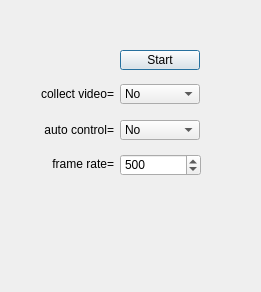
AllenNeuralDynamics/dynamic-foraging-task, file src/foraging_gui/Camera.ui: the form before one commit.
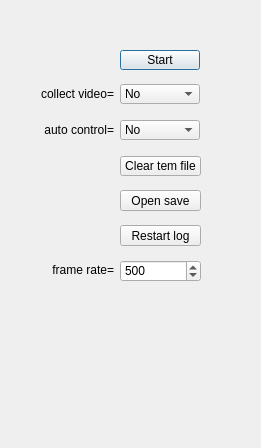
The form after the commit.

Commit message: Finish of camera control

```diff
--- a/src/foraging_gui/Camera.ui
+++ b/src/foraging_gui/Camera.ui
@@ -7,7 +7,7 @@
     <x>0</x>
     <y>0</y>
     <width>261</width>
-    <height>292</height>
+    <height>448</height>
    </rect>
   </property>
   <property name="windowTitle">
@@ -17,7 +17,7 @@
    <property name="geometry">
     <rect>
      <x>23</x>
-     <y>154</y>
+     <y>260</y>
      <width>91</width>
      <height>20</height>
     </rect>
@@ -172,7 +172,7 @@
    <property name="geometry">
     <rect>
      <x>120</x>
-     <y>154</y>
+     <y>260</y>
      <width>81</width>
      <height>22</height>
     </rect>
@@ -200,7 +200,7 @@
    <property name="geometry">
     <rect>
      <x>50</x>
-     <y>210</y>
+     <y>360</y>
      <width>171</width>
      <height>51</height>
     </rect>
@@ -224,6 +224,156 @@
     <set>Qt::AlignLeading|Qt::AlignLeft|Qt::AlignVCenter</set>
    </property>
   </widget>
+  <widget class="QPushButton" name="ClearTemporaryVideo">
+   <property name="geometry">
+    <rect>
+     <x>120</x>
+     <y>156</y>
+     <width>81</width>
+     <height>20</height>
+    </rect>
+   </property>
+   <property name="sizePolicy">
+    <sizepolicy hsizetype="Expanding" vsizetype="Expanding">
+     <horstretch>0</horstretch>
+     <verstretch>0</verstretch>
+    </sizepolicy>
+   </property>
+   <property name="text">
+    <string>Clear tem file</string>
+   </property>
+   <property name="checkable">
+    <bool>false</bool>
+   </property>
+  </widget>
+  <widget class="QLabel" name="WarningLabelCameraOn">
+   <property name="geometry">
+    <rect>
+     <x>50</x>
+     <y>370</y>
+     <width>171</width>
+     <height>51</height>
+    </rect>
+   </property>
+   <property name="sizePolicy">
+    <sizepolicy hsizetype="Expanding" vsizetype="Expanding">
+     <horstretch>0</horstretch>
+     <verstretch>0</verstretch>
+    </sizepolicy>
+   </property>
+   <property name="text">
+    <string/>
+   </property>
+   <property name="textFormat">
+    <enum>Qt::AutoText</enum>
+   </property>
+   <property name="scaledContents">
+    <bool>false</bool>
+   </property>
+   <property name="alignment">
+    <set>Qt::AlignCenter</set>
+   </property>
+  </widget>
+  <widget class="QPushButton" name="OpenSaveFolder">
+   <property name="geometry">
+    <rect>
+     <x>120</x>
+     <y>190</y>
+     <width>81</width>
+     <height>21</height>
+    </rect>
+   </property>
+   <property name="sizePolicy">
+    <sizepolicy hsizetype="Expanding" vsizetype="Expanding">
+     <horstretch>0</horstretch>
+     <verstretch>0</verstretch>
+    </sizepolicy>
+   </property>
+   <property name="text">
+    <string>Open save</string>
+   </property>
+   <property name="checkable">
+    <bool>false</bool>
+   </property>
+  </widget>
+  <widget class="QPushButton" name="RestartLogging">
+   <property name="geometry">
+    <rect>
+     <x>120</x>
+     <y>225</y>
+     <width>81</width>
+     <height>21</height>
+    </rect>
+   </property>
+   <property name="sizePolicy">
+    <sizepolicy hsizetype="Expanding" vsizetype="Expanding">
+     <horstretch>0</horstretch>
+     <verstretch>0</verstretch>
+    </sizepolicy>
+   </property>
+   <property name="text">
+    <string>Restart log</string>
+   </property>
+   <property name="checkable">
+    <bool>false</bool>
+   </property>
+  </widget>
+  <widget class="QLabel" name="WarningLabelLogging">
+   <property name="geometry">
+    <rect>
+     <x>50</x>
+     <y>320</y>
+     <width>171</width>
+     <height>51</height>
+    </rect>
+   </property>
+   <property name="sizePolicy">
+    <sizepolicy hsizetype="Expanding" vsizetype="Expanding">
+     <horstretch>0</horstretch>
+     <verstretch>0</verstretch>
+    </sizepolicy>
+   </property>
+   <property name="text">
+    <string/>
+   </property>
+   <property name="textFormat">
+    <enum>Qt::AutoText</enum>
+   </property>
+   <property name="scaledContents">
+    <bool>false</bool>
+   </property>
+   <property name="alignment">
+    <set>Qt::AlignCenter</set>
+   </property>
+  </widget>
+  <widget class="QLabel" name="WarningLabelOpenSave">
+   <property name="geometry">
+    <rect>
+     <x>50</x>
+     <y>330</y>
+     <width>171</width>
+     <height>51</height>
+    </rect>
+   </property>
+   <property name="sizePolicy">
+    <sizepolicy hsizetype="Expanding" vsizetype="Expanding">
+     <horstretch>0</horstretch>
+     <verstretch>0</verstretch>
+    </sizepolicy>
+   </property>
+   <property name="text">
+    <string/>
+   </property>
+   <property name="textFormat">
+    <enum>Qt::AutoText</enum>
+   </property>
+   <property name="scaledContents">
+    <bool>false</bool>
+   </property>
+   <property name="alignment">
+    <set>Qt::AlignCenter</set>
+   </property>
+  </widget>
  </widget>
  <resources/>
  <connections/>
```
Left out of the diff: 3 changed lines with no effect on the pictures. The commit also changes 7 other files.
